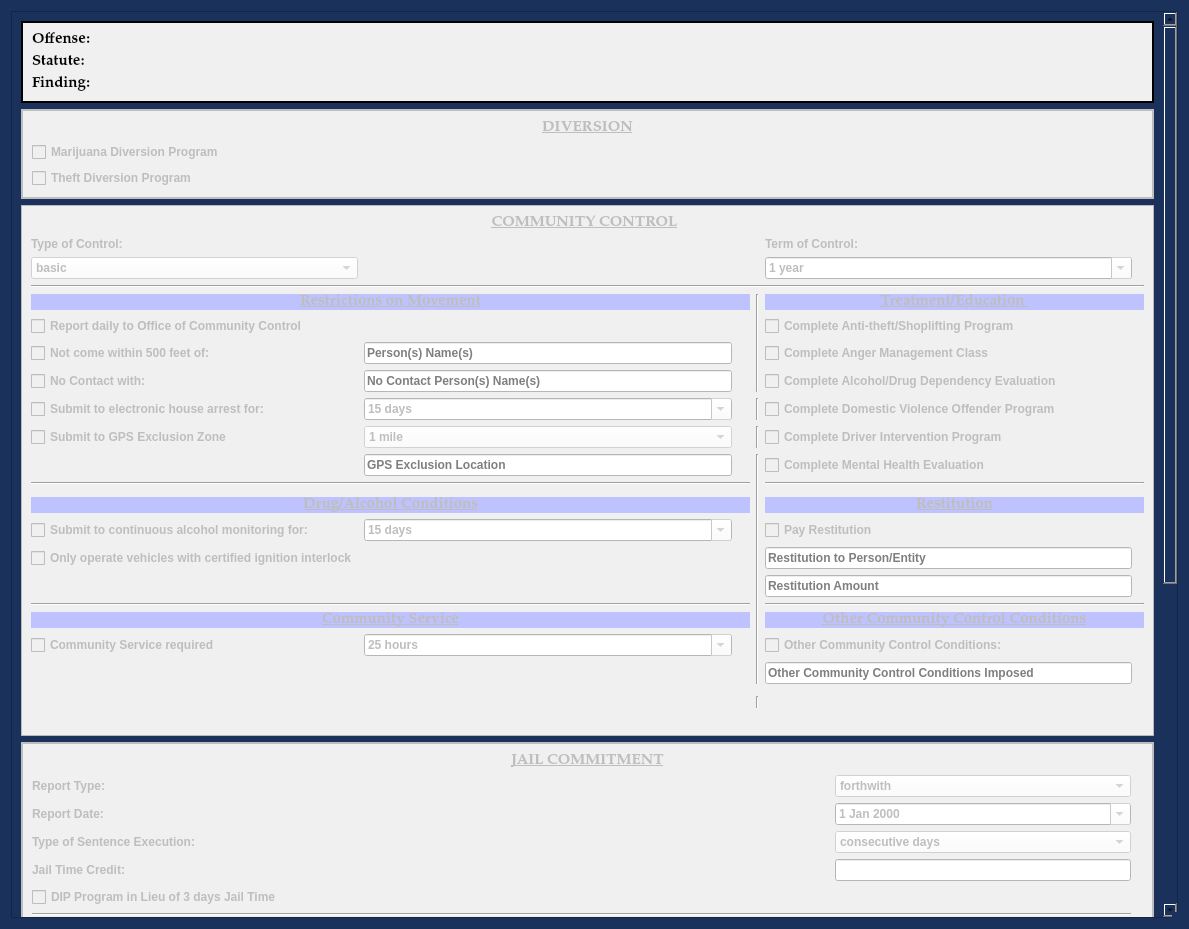
Above: views/ui/AddCommunityControlDialog.ui from HunterProgram22/MuniEntry before the change. Below: the same form after it.
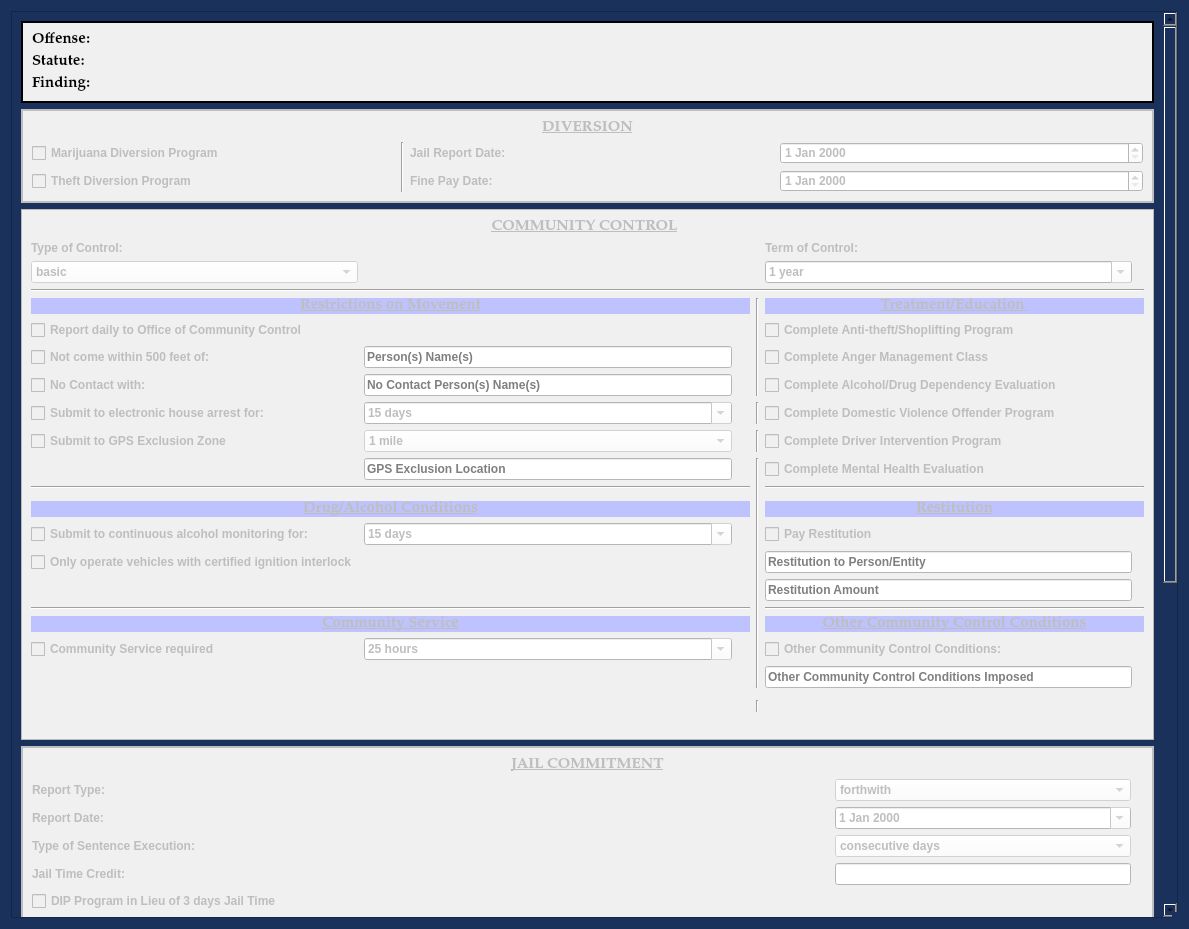
That is the form after the change.

Commit message: Added diversion fines and report to UI.

```diff
--- a/views/ui/AddCommunityControlDialog.ui
+++ b/views/ui/AddCommunityControlDialog.ui
@@ -167,7 +167,7 @@
       <property name="geometry">
        <rect>
         <x>0</x>
-        <y>-751</y>
+        <y>0</y>
         <width>1146</width>
         <height>1658</height>
        </rect>
@@ -1529,8 +1529,43 @@
          <property name="lineWidth">
           <number>2</number>
          </property>
-         <layout class="QGridLayout" name="gridLayout_8" columnstretch="2,0">
-          <item row="0" column="0" colspan="2">
+         <layout class="QGridLayout" name="gridLayout_8">
+          <item row="3" column="3">
+           <widget class="QDateEdit" name="dateEdit">
+            <property name="styleSheet">
+             <string notr="true">background-color: rgb(255, 255, 255);</string>
+            </property>
+           </widget>
+          </item>
+          <item row="4" column="0">
+           <widget class="QCheckBox" name="theft_diversion_checkBox">
+            <property name="text">
+             <string>Theft Diversion Program</string>
+            </property>
+           </widget>
+          </item>
+          <item row="3" column="2">
+           <widget class="QLabel" name="label_16">
+            <property name="text">
+             <string>Jail Report Date:</string>
+            </property>
+           </widget>
+          </item>
+          <item row="4" column="2">
+           <widget class="QLabel" name="label_17">
+            <property name="text">
+             <string>Fine Pay Date:</string>
+            </property>
+           </widget>
+          </item>
+          <item row="4" column="3">
+           <widget class="QDateEdit" name="dateEdit_2">
+            <property name="styleSheet">
+             <string notr="true">background-color: rgb(255, 255, 255);</string>
+            </property>
+           </widget>
+          </item>
+          <item row="1" column="0" colspan="4">
            <widget class="QLabel" name="label_30">
             <property name="sizePolicy">
              <sizepolicy hsizetype="Preferred" vsizetype="Minimum">
@@ -1562,17 +1597,17 @@
             </property>
            </widget>
           </item>
-          <item row="1" column="0">
+          <item row="3" column="0">
            <widget class="QCheckBox" name="marijuana_diversion_checkBox">
             <property name="text">
              <string>Marijuana Diversion Program</string>
             </property>
            </widget>
           </item>
-          <item row="2" column="0">
-           <widget class="QCheckBox" name="theft_diversion_checkBox">
-            <property name="text">
-             <string>Theft Diversion Program</string>
+          <item row="3" column="1" rowspan="2">
+           <widget class="Line" name="line_7">
+            <property name="orientation">
+             <enum>Qt::Vertical</enum>
             </property>
            </widget>
           </item>
```
Left out of the diff: 1 changed line with no effect on the pictures. The commit also changes 1 other file.
